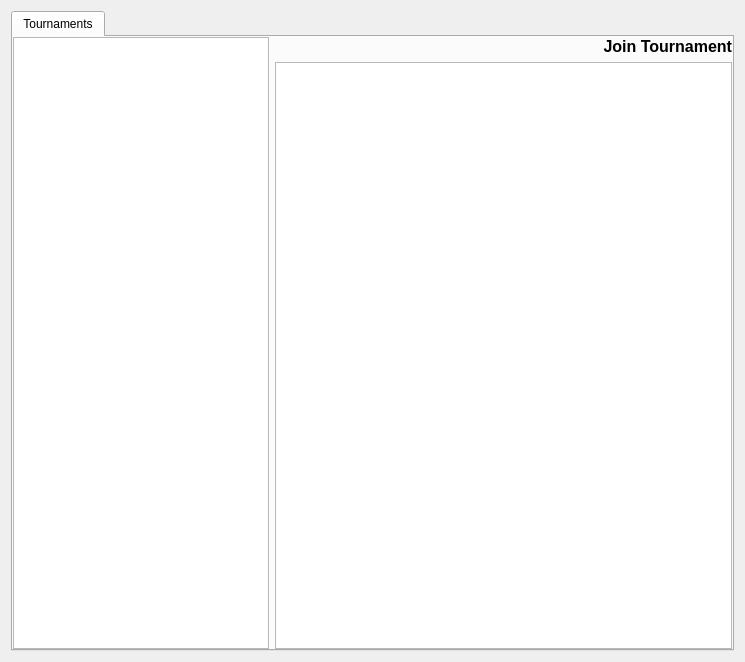
FAForever/client, file src/_res/tournaments/tournaments.ui: the form before one commit.
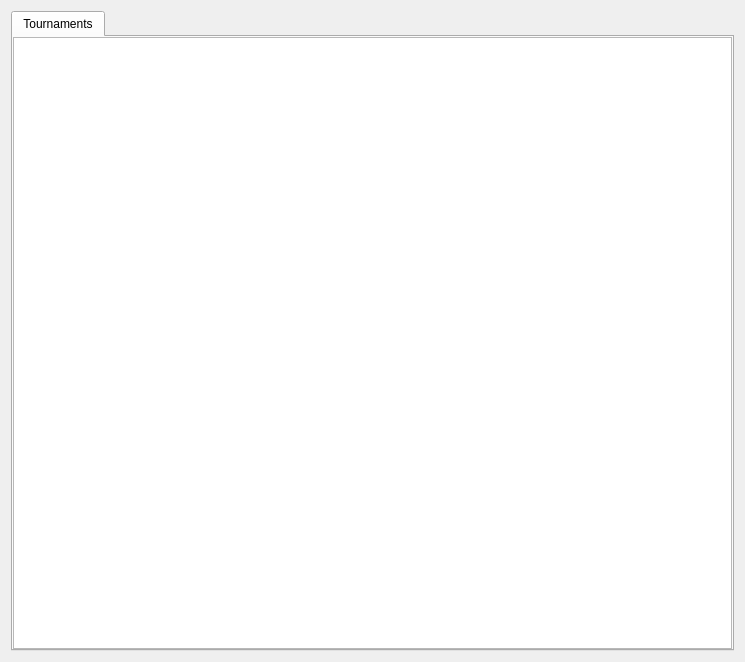
The form after the commit.

Commit message: Better tournament manager.

Patch:
```diff
--- a/src/_res/tournaments/tournaments.ui
+++ b/src/_res/tournaments/tournaments.ui
@@ -34,92 +34,10 @@
         <number>0</number>
        </property>
        <item row="0" column="0">
-        <widget class="QFrame" name="frame">
-         <property name="sizePolicy">
-          <sizepolicy hsizetype="Fixed" vsizetype="Expanding">
-           <horstretch>0</horstretch>
-           <verstretch>0</verstretch>
-          </sizepolicy>
-         </property>
-         <layout class="QVBoxLayout" name="verticalLayout">
-          <property name="margin">
-           <number>0</number>
-          </property>
-          <item>
-           <widget class="QListWidget" name="tourneyTypeList">
-            <property name="sizePolicy">
-             <sizepolicy hsizetype="Expanding" vsizetype="Expanding">
-              <horstretch>0</horstretch>
-              <verstretch>0</verstretch>
-             </sizepolicy>
-            </property>
-            <property name="focusPolicy">
-             <enum>Qt::NoFocus</enum>
-            </property>
-            <property name="dragDropMode">
-             <enum>QAbstractItemView::InternalMove</enum>
-            </property>
-            <property name="selectionMode">
-             <enum>QAbstractItemView::NoSelection</enum>
-            </property>
-            <property name="iconSize">
-             <size>
-              <width>48</width>
-              <height>48</height>
-             </size>
-            </property>
-            <property name="verticalScrollMode">
-             <enum>QAbstractItemView::ScrollPerPixel</enum>
-            </property>
-            <property name="movement">
-             <enum>QListView::Snap</enum>
-            </property>
-            <property name="flow">
-             <enum>QListView::TopToBottom</enum>
-            </property>
-            <property name="resizeMode">
-             <enum>QListView::Fixed</enum>
-            </property>
-            <property name="layoutMode">
-             <enum>QListView::SinglePass</enum>
-            </property>
-            <property name="spacing">
-             <number>0</number>
-            </property>
-            <property name="viewMode">
-             <enum>QListView::ListMode</enum>
-            </property>
-            <property name="sortingEnabled">
-             <bool>true</bool>
-            </property>
-           </widget>
-          </item>
-         </layout>
-        </widget>
-       </item>
-       <item row="0" column="1">
         <layout class="QVBoxLayout" name="verticalLayout_2">
          <property name="margin">
           <number>0</number>
          </property>
-         <item>
-          <widget class="QLabel" name="labelJoinTournament">
-           <property name="font">
-            <font>
-             <family>Segoe UI</family>
-             <pointsize>12</pointsize>
-             <weight>75</weight>
-             <bold>true</bold>
-            </font>
-           </property>
-           <property name="text">
-            <string>Join Tournament</string>
-           </property>
-           <property name="alignment">
-            <set>Qt::AlignRight|Qt::AlignTrailing|Qt::AlignVCenter</set>
-           </property>
-          </widget>
-         </item>
          <item>
           <widget class="QListWidget" name="tourneyList">
            <property name="focusPolicy">
@@ -150,7 +68,7 @@
             <enum>QListView::LeftToRight</enum>
            </property>
            <property name="isWrapping" stdset="0">
-            <bool>true</bool>
+            <bool>false</bool>
            </property>
            <property name="resizeMode">
             <enum>QListView::Fixed</enum>
```
The commit also changes 6 other files.
